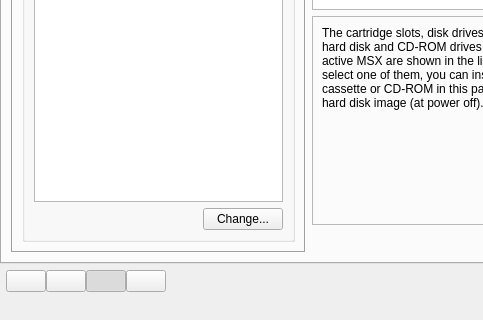
First picture: the form in main.ui, repository openMSX/catapult, before the edit; both pictures show x 0 to 483 and y 236 to 556 of the 617 by 556 pixel window.
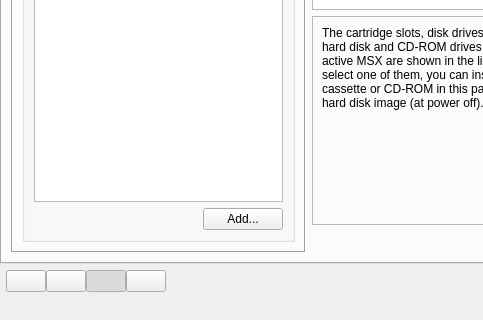
Second picture: the form after the edit. Icons and pictures are not drawn.

```diff
--- a/main.ui
+++ b/main.ui
@@ -159,7 +159,7 @@
                   <item>
                    <widget class="QPushButton" name="extensionButton" >
                     <property name="text" >
-                     <string>Change...</string>
+                     <string>Add...</string>
                     </property>
                    </widget>
                   </item>
```
Left out of the diff: 2 changed lines with no effect on the pictures.
